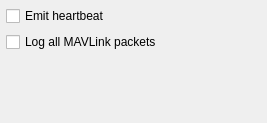
Above: src/ui/MAVLinkSettingsWidget.ui from mavlink/qgroundcontrol before the change. Below: the same form after it.
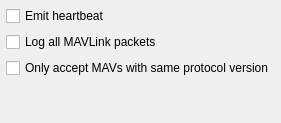
That is the form after the change.

```diff
--- a/src/ui/MAVLinkSettingsWidget.ui
+++ b/src/ui/MAVLinkSettingsWidget.ui
@@ -31,6 +31,13 @@
      </property>
     </widget>
    </item>
+   <item>
+    <widget class="QCheckBox" name="versionCheckBox">
+     <property name="text">
+      <string>Only accept MAVs with same protocol version</string>
+     </property>
+    </widget>
+   </item>
    <item>
     <spacer name="verticalSpacer">
      <property name="orientation">
```
